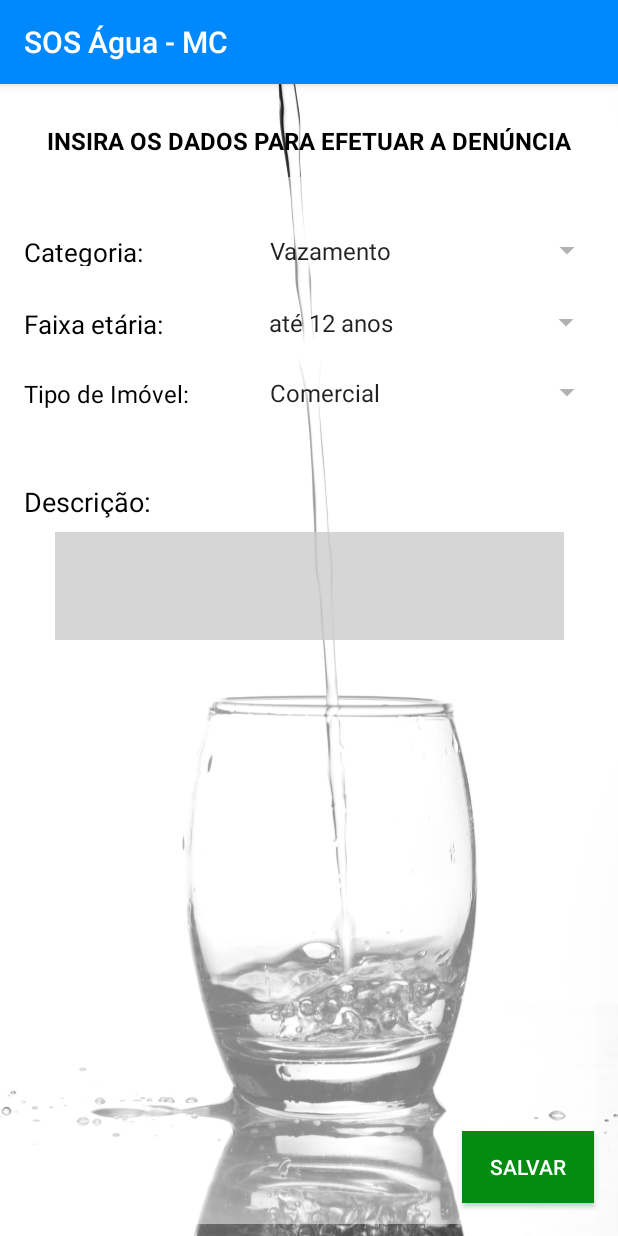
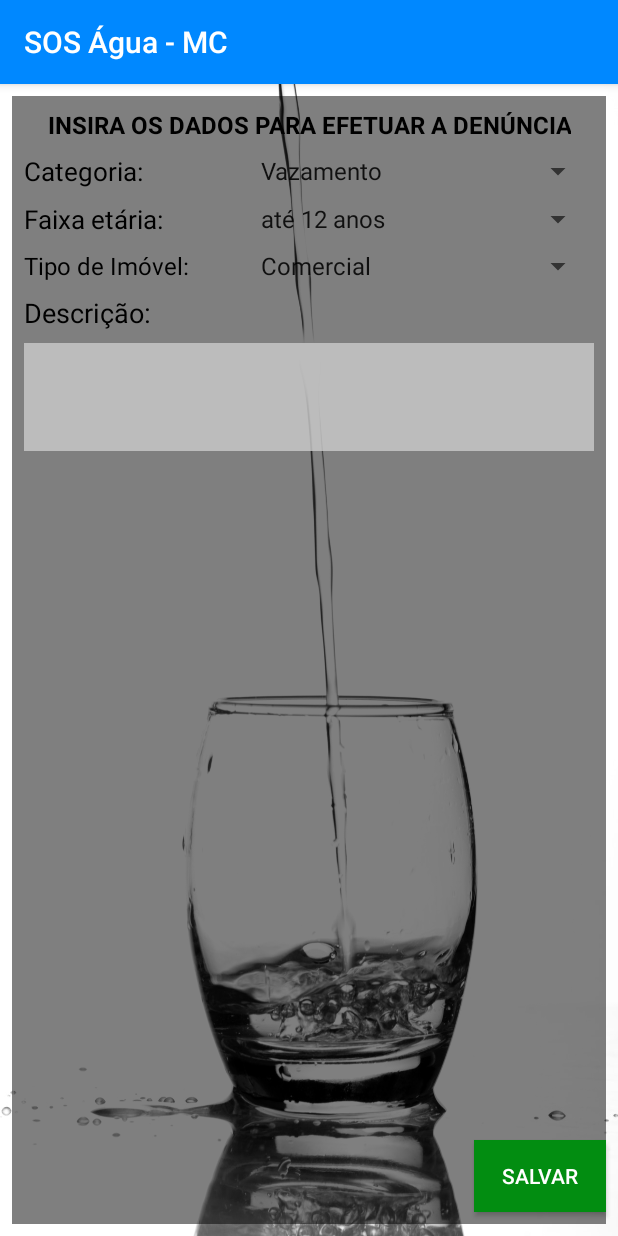
Before and after one commit to danilo49/SOSAgua, an Android app: the DataActivity screen opened directly, with no data from a screen before it, on a phone screen of 412 x 824 dp. Run offline under Robolectric (Android 15) with nearby library versions, the phone set to English and light mode, and no system bars; Roboto replaces fonts that are not available here.

Commit message:
Deixando telas responsivas.

```diff
--- a/app/src/main/res/layout/activity_data.xml
+++ b/app/src/main/res/layout/activity_data.xml
@@ -1,54 +1,52 @@
 <?xml version="1.0" encoding="utf-8"?>
-<android.support.constraint.ConstraintLayout xmlns:android="http://schemas.android.com/apk/res/android"
+<ScrollView xmlns:android="http://schemas.android.com/apk/res/android"
     xmlns:app="http://schemas.android.com/apk/res-auto"
     xmlns:tools="http://schemas.android.com/tools"
     android:layout_width="match_parent"
     android:layout_height="match_parent"
     android:background="@drawable/copo"
-    tools:context=".DataActivity">
+    tools:context=".DataActivity"
+    android:fillViewport="true">
 
+    <android.support.constraint.ConstraintLayout
+        android:layout_width="match_parent"
+        android:layout_height="wrap_content">
 
         <View
             android:id="@+id/view4"
-        android:layout_width="381dp"
-        android:layout_height="698dp"
+            android:layout_width="0dp"
+            android:layout_height="0dp"
             android:layout_marginStart="8dp"
             android:layout_marginLeft="8dp"
-        android:layout_marginTop="8dp"
             android:layout_marginEnd="8dp"
             android:layout_marginRight="8dp"
-        android:layout_marginBottom="8dp"
             android:alpha="0.5"
-        android:background="#FFFF"
-        app:layout_constraintBottom_toBottomOf="parent"
+            android:background="#000000"
+            app:layout_constraintStart_toStartOf="parent"
             app:layout_constraintEnd_toEndOf="parent"
-        app:layout_constraintHorizontal_bias="0.571"
-        app:layout_constraintStart_toStartOf="parent"
+            app:layout_constraintTop_toTopOf="@+id/textView3"
+            app:layout_constraintBottom_toBottomOf="@+id/view6"/>
+
+        <TextView
+            android:id="@+id/textView3"
+            android:layout_width="wrap_content"
+            android:layout_height="wrap_content"
+            android:paddingTop="8dp"
+            android:layout_marginTop="8dp"
+            android:text="Insira os dados para efetuar a denúncia"
+            android:textAllCaps="true"
+            android:textColor="#000000"
+            android:textSize="16sp"
+            android:textStyle="bold"
+            android:gravity="center"
             app:layout_constraintTop_toTopOf="parent"
-        app:layout_constraintVertical_bias="1.0" />
-
-
-    <Spinner
-        android:id="@+id/spinnerCat"
-        android:layout_width="230dp"
-        android:layout_height="21dp"
-        android:layout_marginStart="8dp"
-        android:layout_marginLeft="8dp"
-        android:layout_marginTop="8dp"
-        android:layout_marginEnd="8dp"
-        android:layout_marginRight="8dp"
-        android:layout_marginBottom="8dp"
-        app:layout_constraintBottom_toBottomOf="parent"
-        app:layout_constraintEnd_toEndOf="parent"
-        app:layout_constraintHorizontal_bias="0.972"
-        app:layout_constraintStart_toEndOf="@+id/categoria"
-        app:layout_constraintTop_toBottomOf="@+id/textView3"
-        app:layout_constraintVertical_bias="0.047" />
+            app:layout_constraintEnd_toEndOf="@id/view4"
+            app:layout_constraintStart_toStartOf="@id/view4"/>
 
         <TextView
             android:id="@+id/categoria"
             android:layout_width="wrap_content"
-        android:layout_height="21dp"
+            android:layout_height="wrap_content"
             android:layout_marginStart="8dp"
             android:layout_marginLeft="8dp"
             android:layout_marginTop="8dp"
@@ -58,50 +56,48 @@
             android:text="Categoria:"
             android:textColor="#000000"
             android:textSize="17sp"
-        app:layout_constraintBottom_toBottomOf="parent"
-        app:layout_constraintEnd_toEndOf="parent"
-        app:layout_constraintHorizontal_bias="0.025"
-        app:layout_constraintStart_toStartOf="parent"
             app:layout_constraintTop_toBottomOf="@+id/textView3"
-        app:layout_constraintVertical_bias="0.047" />
+            app:layout_constraintStart_toStartOf="@+id/view4"/>
+
+        <Spinner
+            android:id="@+id/spinnerCat"
+            android:layout_width="230dp"
+            android:layout_height="wrap_content"
+            android:layout_marginStart="8dp"
+            android:layout_marginLeft="8dp"
+            android:layout_marginEnd="8dp"
+            android:layout_marginRight="8dp"
+            app:layout_constraintTop_toTopOf="@+id/categoria"
+            app:layout_constraintEnd_toEndOf="@id/view4"
+            app:layout_constraintBottom_toBottomOf="@+id/categoria"/>
 
         <TextView
             android:id="@+id/etaria"
             android:layout_width="wrap_content"
-        android:layout_height="21dp"
+            android:layout_height="wrap_content"
             android:layout_marginStart="8dp"
             android:layout_marginLeft="8dp"
             android:layout_marginTop="8dp"
             android:layout_marginEnd="8dp"
             android:layout_marginRight="8dp"
-        android:layout_marginBottom="8dp"
             android:text="Faixa etária:"
             android:textColor="#000000"
             android:textSize="17sp"
             android:textStyle="normal"
-        app:layout_constraintBottom_toBottomOf="parent"
-        app:layout_constraintEnd_toEndOf="parent"
-        app:layout_constraintHorizontal_bias="0.026"
-        app:layout_constraintStart_toStartOf="parent"
             app:layout_constraintTop_toBottomOf="@+id/categoria"
-        app:layout_constraintVertical_bias="0.031" />
+            app:layout_constraintStart_toStartOf="@+id/view4" />
 
         <Spinner
             android:id="@+id/spinnerEtaria"
             android:layout_width="230dp"
-        android:layout_height="21dp"
+            android:layout_height="wrap_content"
             android:layout_marginStart="8dp"
             android:layout_marginLeft="8dp"
-        android:layout_marginTop="8dp"
             android:layout_marginEnd="8dp"
             android:layout_marginRight="8dp"
-        android:layout_marginBottom="8dp"
-        app:layout_constraintBottom_toBottomOf="parent"
-        app:layout_constraintEnd_toEndOf="parent"
-        app:layout_constraintHorizontal_bias="0.951"
-        app:layout_constraintStart_toEndOf="@+id/etaria"
-        app:layout_constraintTop_toBottomOf="@+id/spinnerCat"
-        app:layout_constraintVertical_bias="0.031" />
+            app:layout_constraintTop_toTopOf="@+id/etaria"
+            app:layout_constraintEnd_toEndOf="@id/view4"
+            app:layout_constraintBottom_toBottomOf="@+id/etaria" />
 
         <TextView
             android:id="@+id/imovel"
@@ -112,34 +108,24 @@
             android:layout_marginTop="8dp"
             android:layout_marginEnd="8dp"
             android:layout_marginRight="8dp"
-        android:layout_marginBottom="8dp"
             android:text="Tipo de Imóvel:"
             android:textColor="#000000"
             android:textSize="16sp"
             android:textStyle="normal"
-        app:layout_constraintBottom_toBottomOf="parent"
-        app:layout_constraintEnd_toEndOf="parent"
-        app:layout_constraintHorizontal_bias="0.027"
-        app:layout_constraintStart_toStartOf="parent"
             app:layout_constraintTop_toBottomOf="@+id/etaria"
-        app:layout_constraintVertical_bias="0.032" />
+            app:layout_constraintStart_toStartOf="@+id/view4" />
 
         <Spinner
             android:id="@+id/spinnerImovel"
             android:layout_width="230dp"
-        android:layout_height="21dp"
+            android:layout_height="wrap_content"
             android:layout_marginStart="8dp"
             android:layout_marginLeft="8dp"
-        android:layout_marginTop="8dp"
             android:layout_marginEnd="8dp"
             android:layout_marginRight="8dp"
-        android:layout_marginBottom="8dp"
-        app:layout_constraintBottom_toBottomOf="parent"
-        app:layout_constraintEnd_toEndOf="parent"
-        app:layout_constraintHorizontal_bias="0.952"
-        app:layout_constraintStart_toEndOf="@+id/imovel"
-        app:layout_constraintTop_toBottomOf="@+id/spinnerEtaria"
-        app:layout_constraintVertical_bias="0.031" />
+            app:layout_constraintTop_toTopOf="@+id/imovel"
+            app:layout_constraintEnd_toEndOf="@id/view4"
+            app:layout_constraintBottom_toBottomOf="@+id/imovel" />
 
         <TextView
             android:id="@+id/textView"
@@ -150,64 +136,16 @@
             android:layout_marginTop="8dp"
             android:layout_marginEnd="8dp"
             android:layout_marginRight="8dp"
-        android:layout_marginBottom="7dp"
             android:text="Descrição:"
             android:textColor="#000000"
             android:textSize="18sp"
             android:textStyle="normal"
-        app:layout_constraintBottom_toBottomOf="parent"
-        app:layout_constraintEnd_toEndOf="parent"
-        app:layout_constraintHorizontal_bias="0.025"
-        app:layout_constraintStart_toStartOf="parent"
             app:layout_constraintTop_toBottomOf="@+id/imovel"
-        app:layout_constraintVertical_bias="0.08" />
-
-    <Button
-        android:id="@+id/btnSalvar"
-        android:layout_width="wrap_content"
-        android:layout_height="wrap_content"
-        android:layout_marginStart="8dp"
-        android:layout_marginLeft="8dp"
-        android:layout_marginTop="8dp"
-        android:layout_marginEnd="8dp"
-        android:layout_marginRight="8dp"
-        android:layout_marginBottom="8dp"
-        android:background="#028D11"
-        android:button="@drawable/edittext"
-        android:text="Salvar"
-        android:textColor="#FFFFFF"
-        app:layout_constraintBottom_toBottomOf="parent"
-        app:layout_constraintEnd_toEndOf="parent"
-        app:layout_constraintHorizontal_bias="0.973"
-        app:layout_constraintStart_toStartOf="parent"
-        app:layout_constraintTop_toBottomOf="@+id/descricaoID"
-        app:layout_constraintVertical_bias="0.957" />
-
-    <TextView
-        android:id="@+id/textView3"
-        android:layout_width="wrap_content"
-        android:layout_height="34dp"
-        android:layout_marginStart="5dp"
-        android:layout_marginLeft="5dp"
-        android:layout_marginTop="8dp"
-        android:layout_marginEnd="8dp"
-        android:layout_marginRight="8dp"
-        android:layout_marginBottom="8dp"
-        android:text="Insira os dados para efetuar a denúncia"
-        android:textAllCaps="true"
-        android:textColor="#000000"
-        android:textSize="16sp"
-        android:textStyle="bold"
-        app:layout_constraintBottom_toBottomOf="parent"
-        app:layout_constraintEnd_toEndOf="parent"
-        app:layout_constraintHorizontal_bias="0.525"
-        app:layout_constraintStart_toStartOf="parent"
-        app:layout_constraintTop_toTopOf="parent"
-        app:layout_constraintVertical_bias="0.026" />
+            app:layout_constraintStart_toStartOf="@+id/view4" />
 
         <EditText
             android:id="@+id/descricaoID"
-        android:layout_width="339dp"
+            android:layout_width="0dp"
             android:layout_height="72dp"
             android:layout_marginStart="8dp"
             android:layout_marginLeft="8dp"
@@ -220,11 +158,35 @@
             android:maxLines="10"
             android:minLines="6"
             android:scrollbars="vertical"
-        app:layout_constraintEnd_toEndOf="parent"
-        app:layout_constraintStart_toStartOf="parent"
-        app:layout_constraintTop_toBottomOf="@+id/textView" />
+            app:layout_constraintTop_toBottomOf="@+id/textView"
+            app:layout_constraintStart_toStartOf="@+id/view4"
+            app:layout_constraintEnd_toEndOf="@id/view4"/>
 
+        <Button
+            android:id="@+id/btnSalvar"
+            android:layout_width="wrap_content"
+            android:layout_height="wrap_content"
+            android:layout_marginStart="8dp"
+            android:layout_marginLeft="8dp"
+            android:layout_marginTop="8dp"
+            android:layout_marginEnd="8dp"
+            android:layout_marginRight="8dp"
+            android:background="#028D11"
+            android:button="@drawable/edittext"
+            android:text="Salvar"
+            android:textColor="#FFFFFF"
+            app:layout_constraintBottom_toTopOf="@+id/view6"
+            app:layout_constraintTop_toBottomOf="@+id/descricaoID"
+            app:layout_constraintVertical_bias="1"
+            app:layout_constraintEnd_toEndOf="parent"/>
 
-
+        <View
+            android:id="@+id/view6"
+            android:layout_width="match_parent"
+            android:layout_height="8dp"
+            android:layout_marginBottom="8dp"
+            app:layout_constraintBottom_toBottomOf="parent" />
 
     </android.support.constraint.ConstraintLayout>
+
+</ScrollView>
```
Also changed, not shown: app/src/main/res/layout/activity_change.xml (+238 -265 lines). Lines whose indentation alone changed are shown as unchanged.
